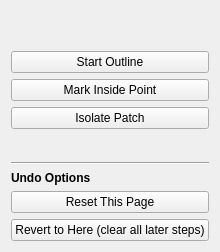
Before: the Qt Designer form Resources/UI/page_scutum_draw.ui in thomasjames3/SlicerScutumGraftLocator, drawn with Qt 5.
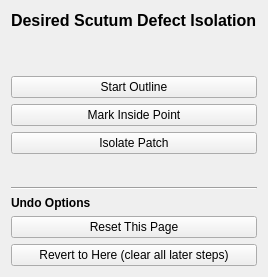
After: the same form once the commit is applied.

```diff
--- a/Resources/UI/page_scutum_draw.ui
+++ b/Resources/UI/page_scutum_draw.ui
@@ -3,6 +3,19 @@
  <class>page_scutum_draw</class>
  <widget class="QWidget" name="page_scutum_draw">
   <layout class="QVBoxLayout" name="verticalLayout">
+   <item>
+    <widget class="QLabel" name="titleLabel">
+     <property name="text">
+      <string>Desired Scutum Defect Isolation</string>
+     </property>
+     <property name="font">
+      <font>
+       <bold>true</bold>
+       <pointsize>12</pointsize>
+      </font>
+     </property>
+    </widget>
+   </item>
    <item>
     <widget class="QLabel" name="instructionLabel">
      <property name="text">
```
